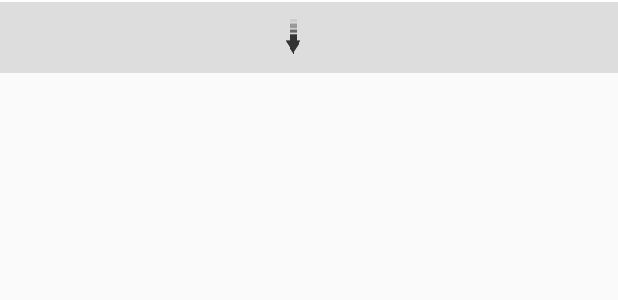
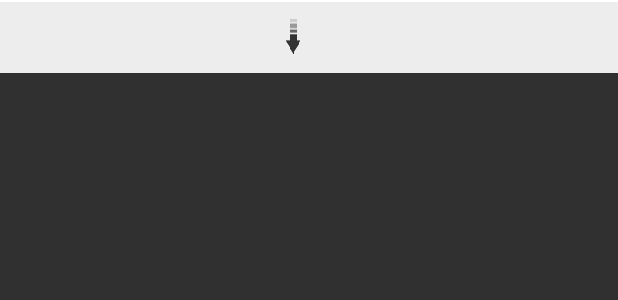
Before and after one commit to Karatekiwi/TouristGuide, an Android app: the layout listview_header.xml on its own in the app's theme, with its tools: preview values and no code run, on a phone screen of 412 x 824 dp. Shown: the top 300 px of the screen. Run offline under Robolectric (Android 15) with nearby library versions, the phone set to English and light mode, and no system bars.

Commit message:
playing with colors

```diff
--- /dev/null
+++ b/app/src/debug/res/color/drawer_layout_text.xml
@@ -0,0 +1,5 @@
+<?xml version="1.0" encoding="utf-8"?>
+<selector xmlns:android="http://schemas.android.com/apk/res/android">
+    <item android:color="@color/white" android:state_activated="true" />
+    <item android:color="@color/black" />
+</selector>
--- a/app/src/main/java/at/ac/tuwien/touristguide/MainActivity.java
+++ b/app/src/main/java/at/ac/tuwien/touristguide/MainActivity.java
@@ -44,9 +44,6 @@ public class MainActivity extends AppCompatActivity implements
         mTitle = getTitle();
 
         navigationDrawerFragment.setUp(R.id.navigation_drawer, (DrawerLayout) findViewById(R.id.drawer_layout));
-        ActionBar actionBar = getSupportActionBar();
-
-        actionBar.setBackgroundDrawable(new ColorDrawable(Color.parseColor("#769AC9")));
 
         exit = true;
     }
--- a/app/src/main/java/at/ac/tuwien/touristguide/NearbyFragment.java
+++ b/app/src/main/java/at/ac/tuwien/touristguide/NearbyFragment.java
@@ -242,7 +242,6 @@ public class NearbyFragment extends Fragment implements SwipeRefreshLayout.OnRef
 
     @Override
     public void onRequestPermissionsResult(int requestCode, @NonNull String permissions[], @NonNull int[] grantResults) {
-        System.out.println("wargekjer");
         switch (requestCode) {
             case RC_ACCESS_LOCATION: {
                 if (permissionGranted(grantResults)) {
--- a/app/src/main/res/drawable-hdpi/drawer_layout.xml
+++ b/app/src/main/res/drawable-hdpi/drawer_layout.xml
@@ -1,5 +1,5 @@
 <?xml version="1.0" encoding="utf-8"?>
 <selector xmlns:android="http://schemas.android.com/apk/res/android">
-    <item android:drawable="@color/app_blue" android:state_activated="true" />
-    <item android:drawable="@color/atg_drawer"/>
+    <item android:drawable="@color/app_primary" android:state_activated="true" />
+    <item android:drawable="@color/white" />
 </selector>
--- a/app/src/main/res/layout/fragment_settings.xml
+++ b/app/src/main/res/layout/fragment_settings.xml
@@ -17,7 +17,7 @@
             android:layout_marginLeft="20sp"
             android:layout_marginRight="20sp"
             android:layout_marginTop="10sp"
-            android:background="@color/app_blue"
+            android:background="@color/app_primary"
             android:text="@string/sf16"
             android:textColor="#ffffff"
             android:textSize="16sp" />
@@ -205,7 +205,7 @@
             android:layout_marginLeft="20sp"
             android:layout_marginRight="20sp"
             android:layout_marginTop="20sp"
-            android:background="@color/app_blue"
+            android:background="@color/app_primary"
             android:text="@string/sf15"
             android:textColor="#ffffff"
             android:textSize="16sp" />
--- a/app/src/main/res/layout/listview_header.xml
+++ b/app/src/main/res/layout/listview_header.xml
@@ -3,7 +3,7 @@
     android:id="@+id/rl_listheader"
     android:layout_width="match_parent"
     android:layout_height="wrap_content"
-    android:background="@color/black_30"
+    android:background="@color/light_gray"
     android:orientation="horizontal"
     android:paddingBottom="5dp"
     android:paddingTop="5dp">
--- a/app/src/main/res/values/color.xml
+++ b/app/src/main/res/values/color.xml
@@ -2,18 +2,9 @@
 
 
 <resources>
-    <color name="app_blue">#769AC9</color>
-    <color name="default_color">#CCCC</color>
+    <color name="app_primary">#C0CA33</color>
+    <color name="app_secondary">#F8BBD0</color>
+    <color name="light_gray">#EEEDED</color>
     <color name="white">#FFFFFF</color>
-    <color name="gray">#ADADAD</color>
     <color name="black">#000000</color>
-    <color name="black_30">#1e000000</color>
-    <color name="atg_drawer">#ffffff</color>
-
-    <integer-array name="gplus_colors">
-        <item>@color/default_color</item>
-        <item>@color/app_blue</item>
-        <item>@color/black</item>
-    </integer-array>
-
 </resources>
--- a/app/src/main/res/values/styles.xml
+++ b/app/src/main/res/values/styles.xml
@@ -1,28 +1,18 @@
 <resources>
 
     <!-- Base application theme. -->
-    <style name="ATGTheme" parent="Theme.AppCompat.Light.DarkActionBar">
+    <style name="ATGTheme" parent="Theme.AppCompat">
         <!-- Customize your theme here. -->
-        <item name="android:actionBarStyle">@style/MyActionBarStyle</item>
+        <item name="actionBarStyle">@style/MyActionBarStyle</item>
         <item name="android:activatedBackgroundIndicator">@drawable/drawer_layout</item>
+        <item name="android:textColor">@color/drawer_layout_text</item>
         <item name="android:windowContentOverlay">@drawable/border</item>
         <item name="android:windowActionBar">true</item>
     </style>
 
 
-    <style name="MyActionBarStyle" parent="android:Widget.ActionBar">
-        <item name="android:background">@color/black</item>
-        <item name="android:textColor">@color/black</item>
+    <style name="MyActionBarStyle" parent="Widget.AppCompat.ActionBar">
+        <item name="background">@color/app_primary</item>
     </style>
 
-    <!--Tutorial Fragment needs this style -->
-    <style name="Theme.Transparent" parent="android:Theme">
-        <item name="android:windowIsTranslucent">true</item>
-        <item name="android:windowBackground">@android:color/transparent</item>
-        <item name="android:windowContentOverlay">@null</item>
-        <item name="android:windowNoTitle">true</item>
-        <item name="android:backgroundDimEnabled">false</item>
-    </style>
-
-
 </resources>
```
Also changed, not shown: app/src/main/res/drawable/selector.xml (+4 -4 lines), 1 other file.
